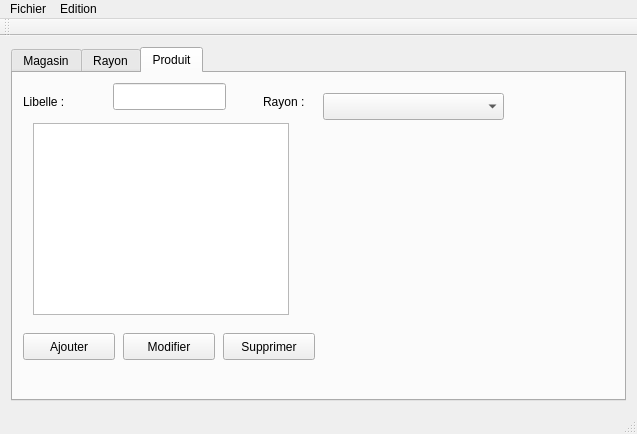
Qt form mainwindow.ui (pfrederic/ListeDeCoursesBO) before a commit.
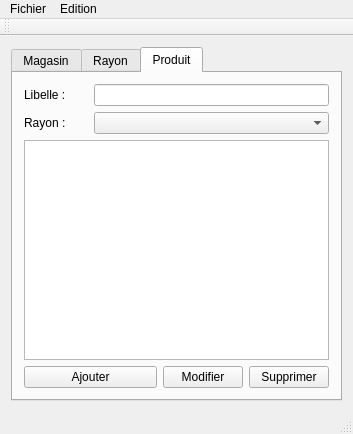
The same form after that commit. The open tabs and pages were chosen to show the change. Icons and pictures are not drawn. Custom widgets are drawn as their Qt base class.

The edit to the form file:
```diff
--- a/mainwindow.ui
+++ b/mainwindow.ui
@@ -6,7 +6,7 @@
    <rect>
     <x>0</x>
     <y>0</y>
-    <width>637</width>
+    <width>353</width>
     <height>434</height>
    </rect>
   </property>
@@ -14,7 +14,7 @@
    <string>MainWindow</string>
   </property>
   <widget class="QWidget" name="centralWidget">
-   <layout class="QGridLayout" name="gridLayout">
+   <layout class="QGridLayout" name="gridLayout_5">
     <item row="0" column="0">
      <widget class="QTabWidget" name="tabWidgetAction">
       <property name="currentIndex">
@@ -196,107 +196,77 @@
        <attribute name="title">
         <string>Produit</string>
        </attribute>
+       <layout class="QGridLayout" name="gridLayout">
+        <item row="0" column="0">
        <widget class="QLabel" name="label_3">
-        <property name="geometry">
-         <rect>
-          <x>10</x>
-          <y>20</y>
-          <width>59</width>
-          <height>17</height>
-         </rect>
-        </property>
         <property name="text">
          <string>Libelle :</string>
         </property>
        </widget>
+        </item>
+        <item row="0" column="1" colspan="3">
+         <widget class="QLineEdit" name="lineEditSearchProduitLibelle"/>
+        </item>
+        <item row="1" column="0">
        <widget class="QLabel" name="label_4">
-        <property name="geometry">
-         <rect>
-          <x>250</x>
-          <y>20</y>
-          <width>59</width>
-          <height>17</height>
-         </rect>
-        </property>
         <property name="text">
          <string>Rayon :</string>
         </property>
        </widget>
-       <widget class="QLineEdit" name="lineEditSearchProduitLibelle">
-        <property name="geometry">
-         <rect>
-          <x>100</x>
-          <y>10</y>
-          <width>113</width>
-          <height>27</height>
-         </rect>
-        </property>
-       </widget>
+        </item>
+        <item row="1" column="1" colspan="3">
+         <widget class="ComboBoxRayon" name="comboBoxSearchProduitRayon"/>
+        </item>
+        <item row="2" column="0" colspan="4">
+         <widget class="QTableView" name="tableViewProduit">
+          <property name="alternatingRowColors">
+           <bool>true</bool>
+          </property>
+          <property name="selectionBehavior">
+           <enum>QAbstractItemView::SelectRows</enum>
+          </property>
+          <attribute name="verticalHeaderVisible">
+           <bool>false</bool>
+          </attribute>
+          <attribute name="verticalHeaderVisible">
+           <bool>false</bool>
+          </attribute>
+         </widget>
+        </item>
+        <item row="3" column="0" colspan="2">
        <widget class="QPushButton" name="pushButtonProduitAjouter">
-        <property name="geometry">
-         <rect>
-          <x>10</x>
-          <y>260</y>
-          <width>92</width>
-          <height>27</height>
-         </rect>
-        </property>
         <property name="text">
          <string>Ajouter</string>
         </property>
-       </widget>
+          <property name="icon">
+           <iconset resource="images.qrc">
+            <normaloff>:/add</normaloff>:/add</iconset>
+          </property>
+         </widget>
+        </item>
+        <item row="3" column="2">
        <widget class="QPushButton" name="pushButtonProduitModifier">
-        <property name="geometry">
-         <rect>
-          <x>110</x>
-          <y>260</y>
-          <width>92</width>
-          <height>27</height>
-         </rect>
-        </property>
         <property name="text">
          <string>Modifier</string>
         </property>
-       </widget>
+          <property name="icon">
+           <iconset resource="images.qrc">
+            <normaloff>:/edit</normaloff>:/edit</iconset>
+          </property>
+         </widget>
+        </item>
+        <item row="3" column="3">
        <widget class="QPushButton" name="pushButtonProduitSupprimer">
-        <property name="geometry">
-         <rect>
-          <x>210</x>
-          <y>260</y>
-          <width>92</width>
-          <height>27</height>
-         </rect>
-        </property>
         <property name="text">
          <string>Supprimer</string>
         </property>
-       </widget>
-       <widget class="QTableView" name="tableViewProduit">
-        <property name="geometry">
-         <rect>
-          <x>20</x>
-          <y>50</y>
-          <width>256</width>
-          <height>192</height>
-         </rect>
-        </property>
-        <property name="alternatingRowColors">
-         <bool>true</bool>
-        </property>
-        <property name="selectionBehavior">
-         <enum>QAbstractItemView::SelectRows</enum>
-        </property>
-       </widget>
-       <widget class="ComboBoxRayon" name="comboBoxSearchProduitRayon">
-        <property name="geometry">
-         <rect>
-          <x>310</x>
-          <y>20</y>
-          <width>181</width>
-          <height>27</height>
-         </rect>
-        </property>
-       </widget>
+          <property name="icon">
+           <iconset resource="images.qrc">
+            <normaloff>:/del</normaloff>:/del</iconset>
+          </property>
+         </widget>
+        </item>
+       </layout>
       </widget>
      </widget>
     </item>
@@ -307,7 +277,7 @@
     <rect>
      <x>0</x>
      <y>0</y>
-     <width>637</width>
+     <width>353</width>
      <height>25</height>
     </rect>
    </property>
```
Left out of the diff: 201 changed lines with no effect on the pictures. Lines whose indentation alone changed are shown as unchanged.
